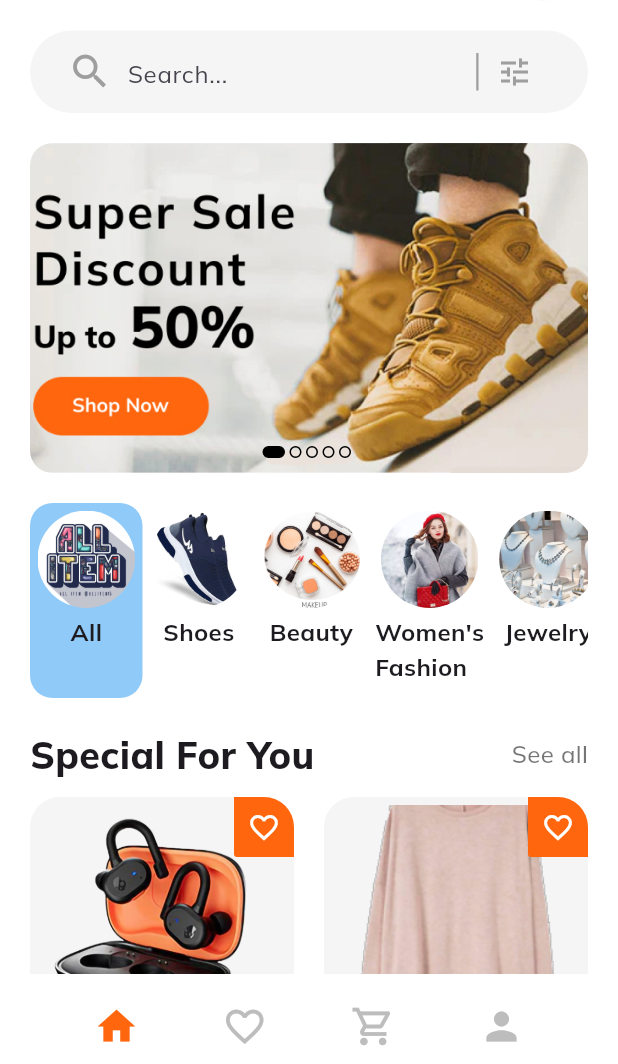
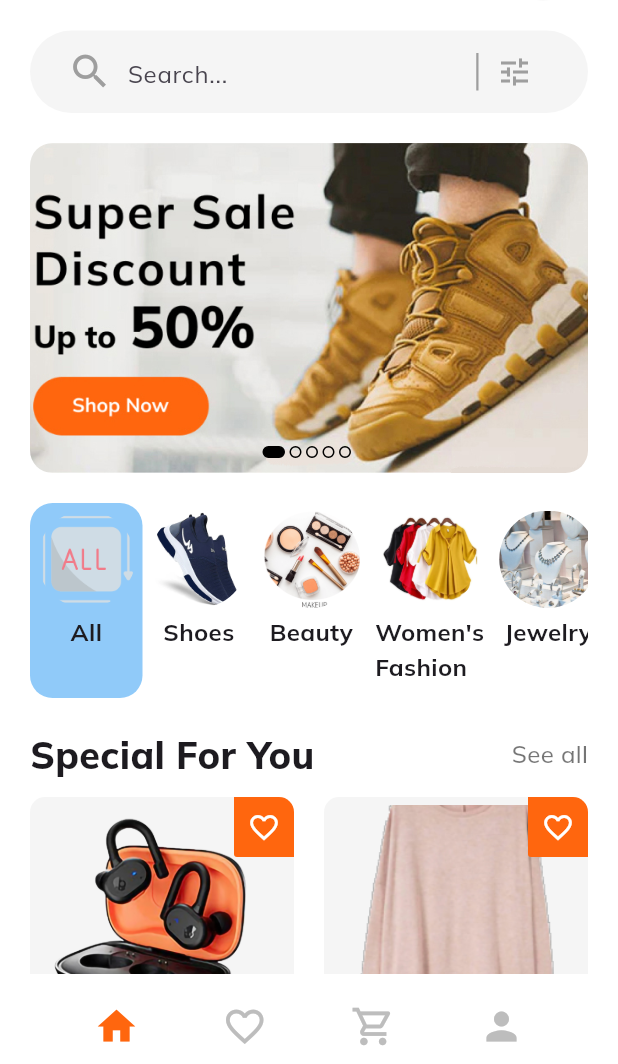
Before and after one commit to OndiekiErnest/ecommerce_flutter_app, a Flutter app: the screen it shows after launch, on a phone screen of 412 x 824 dp, the part 172-1236 px from its top. Run offline on Flutter 3.47's test engine with Material 3 defaults, Android fonts, the phone set to English and light mode, and no system bars; our stand-ins replace google_fonts.

Commit message:
Replaced images; aligned the product card widgets

```diff
--- a/lib/models/category.dart
+++ b/lib/models/category.dart
@@ -23,7 +23,7 @@ final List<Category> categoriesList = [
   ),
   Category(
     title: "Women's\nFashion",
-    image: "images/image1.png",
+    image: "images/image1.webp",
   ),
   Category(
     title: "Jewelry",
@@ -31,6 +31,6 @@ final List<Category> categoriesList = [
   ),
   Category(
     title: "Men's\nFashion",
-    image: "images/men.png",
+    image: "images/men.jpg",
   ),
 ];
--- a/lib/screens/Home/widgets/image_slider.dart
+++ b/lib/screens/Home/widgets/image_slider.dart
@@ -30,7 +30,7 @@ class ImageSlider extends StatelessWidget {
                   fit: BoxFit.cover,
                 ),
                 Image.asset(
-                  "images/image1.png",
+                  "images/image1.webp",
                   fit: BoxFit.cover,
                 ),
                 Image.asset(
--- a/lib/screens/Home/widgets/product_card.dart
+++ b/lib/screens/Home/widgets/product_card.dart
@@ -25,7 +25,7 @@ class ProductCard extends StatelessWidget {
           Container(
             width: double.infinity,
             decoration: BoxDecoration(
-              borderRadius: BorderRadius.circular(20),
+              borderRadius: BorderRadius.circular(10),
               color: kcontentColor,
             ),
             child: Column(
@@ -54,9 +54,13 @@ class ProductCard extends StatelessWidget {
                     ),
                   ),
                 ),
-                const SizedBox(height: 10),
-                Row(
-                  mainAxisAlignment: MainAxisAlignment.spaceAround,
+                const SizedBox(height: 20),
+                Padding(
+                  padding: const EdgeInsets.only(left: 10, right: 30),
+                  child: Row(
+                    mainAxisAlignment: MainAxisAlignment.spaceBetween,
+                    // align left
+                    crossAxisAlignment: CrossAxisAlignment.start,
                     children: [
                       Text(
                         "\$${product.price}",
@@ -81,6 +85,7 @@ class ProductCard extends StatelessWidget {
                         ),
                       )
                     ],
+                  ),
                 )
               ],
             ),
@@ -95,7 +100,7 @@ class ProductCard extends StatelessWidget {
                 decoration: const BoxDecoration(
                   color: kprimaryColor,
                   borderRadius: BorderRadius.only(
-                    topRight: Radius.circular(20),
+                    topRight: Radius.circular(10),
                     bottomLeft: Radius.circular(2),
                   ),
                 ),
--- a/lib/screens/Profile/profile.dart
+++ b/lib/screens/Profile/profile.dart
@@ -15,7 +15,7 @@ class Profile extends StatelessWidget {
         children: [
           // set image as background
           Image.asset(
-            "images/profile3.png",
+            "images/profile3.jpg",
             fit: BoxFit.cover,
             height: size.height,
             width: size.width,
@@ -47,7 +47,7 @@ class Profile extends StatelessWidget {
                                     const CircleAvatar(
                                       radius: 42,
                                       backgroundImage:
-                                          AssetImage("images/profile3.png"),
+                                          AssetImage("images/profile3.jpg"),
                                     ),
                                     Positioned(
                                       bottom: 0,
```
Also changed, not shown: images/all.png, images/image1.png (deleted), images/image1.webp (added), images/men.jpg (added), images/men.png (deleted), images/profile3.jpg (added), images/profile3.png (deleted). Lines whose indentation alone changed are shown as unchanged.
